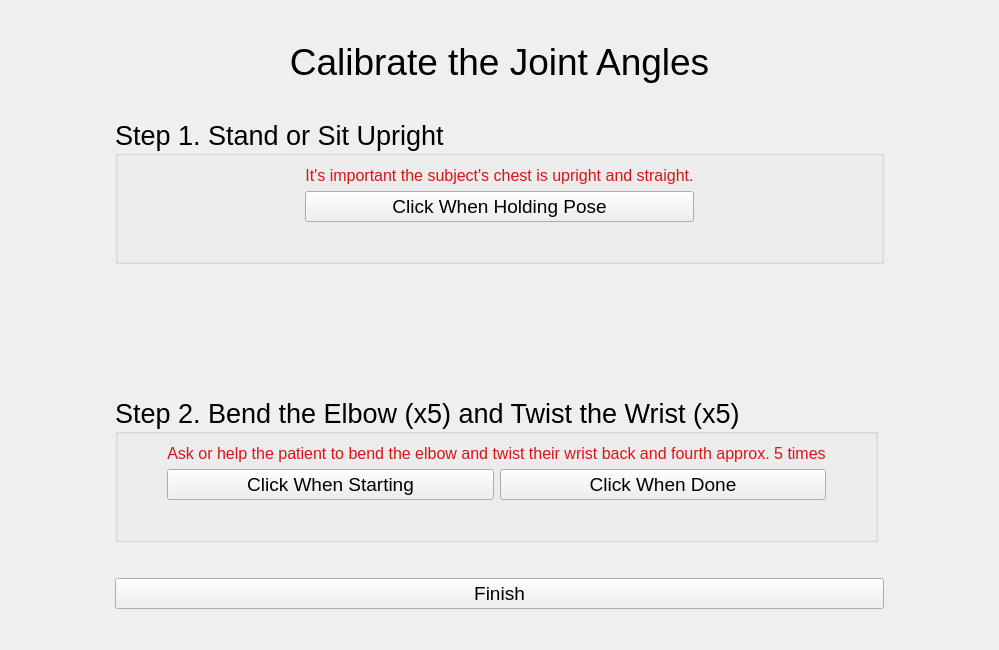
Above: LiveDataView/calibration_widget.ui from mmcinnes123/Delsys_GUI_For_Physios before the change. Below: the same form after it.
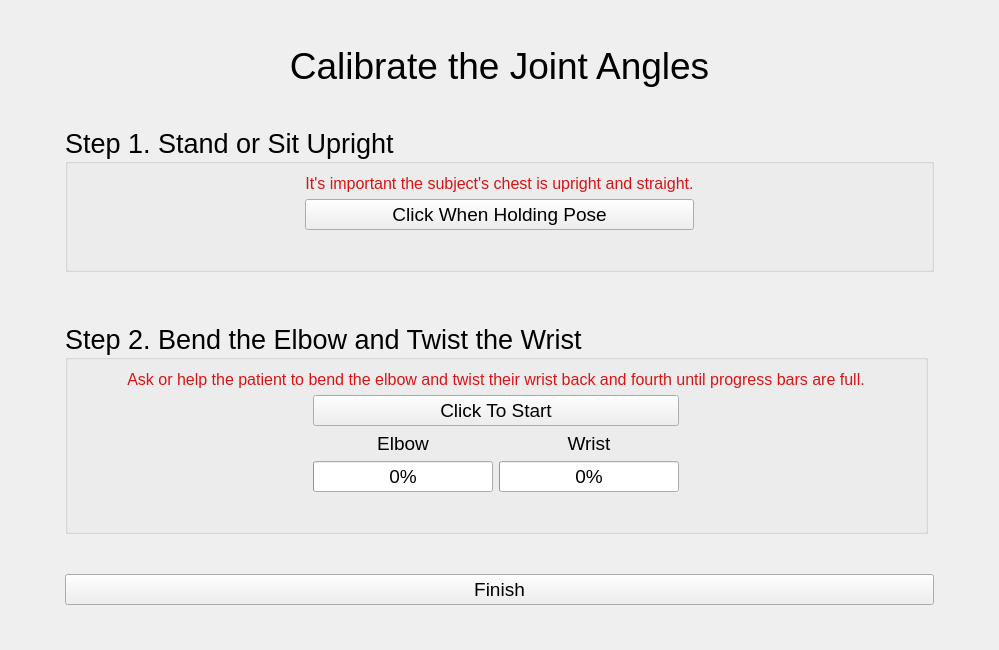
That is the form after the change.

Commit message: Removed constraint for el flex/ext, pro/sup, and int/ext rot so that they aren't set to none in certain states, so that vis of blue line is always there.

```diff
--- a/LiveDataView/calibration_widget.ui
+++ b/LiveDataView/calibration_widget.ui
@@ -21,7 +21,7 @@
      </property>
      <property name="sizeHint" stdset="0">
       <size>
-       <width>40</width>
+       <width>112</width>
        <height>20</height>
       </size>
      </property>
@@ -144,7 +144,7 @@
             <brush brushstyle="SolidPattern">
              <color alpha="255">
               <red>0</red>
-              <green>220</green>
+              <green>199</green>
               <blue>0</blue>
              </color>
             </brush>
@@ -155,7 +155,7 @@
             <brush brushstyle="SolidPattern">
              <color alpha="255">
               <red>0</red>
-              <green>220</green>
+              <green>199</green>
               <blue>0</blue>
              </color>
             </brush>
@@ -237,7 +237,7 @@
      </property>
      <property name="sizeHint" stdset="0">
       <size>
-       <width>40</width>
+       <width>112</width>
        <height>20</height>
       </size>
      </property>
@@ -251,7 +251,7 @@
      <property name="sizeHint" stdset="0">
       <size>
        <width>670</width>
-       <height>138</height>
+       <height>50</height>
       </size>
      </property>
     </spacer>
@@ -303,10 +303,10 @@
       </font>
      </property>
      <property name="title">
-      <string>Step 2. Bend the Elbow (x5) and Twist the Wrist (x5)</string>
+      <string>Step 2. Bend the Elbow and Twist the Wrist</string>
      </property>
      <layout class="QGridLayout" name="gridLayout_2">
-      <item row="0" column="3">
+      <item row="0" column="5">
        <spacer name="horizontalSpacer_4">
         <property name="orientation">
          <enum>Qt::Horizontal</enum>
@@ -319,6 +319,34 @@
         </property>
        </spacer>
       </item>
+      <item row="1" column="5">
+       <spacer name="horizontalSpacer_8">
+        <property name="orientation">
+         <enum>Qt::Horizontal</enum>
+        </property>
+        <property name="sizeHint" stdset="0">
+         <size>
+          <width>80</width>
+          <height>20</height>
+         </size>
+        </property>
+       </spacer>
+      </item>
+      <item row="2" column="3">
+       <widget class="QLabel" name="label_3">
+        <property name="font">
+         <font>
+          <pointsize>14</pointsize>
+         </font>
+        </property>
+        <property name="text">
+         <string>Wrist</string>
+        </property>
+        <property name="alignment">
+         <set>Qt::AlignCenter</set>
+        </property>
+       </widget>
+      </item>
       <item row="0" column="0">
        <spacer name="horizontalSpacer_3">
         <property name="orientation">
@@ -332,59 +360,32 @@
         </property>
        </spacer>
       </item>
-      <item row="0" column="1" colspan="2">
-       <widget class="QLabel" name="label_5">
-        <property name="palette">
-         <palette>
-          <active>
-           <colorrole role="WindowText">
-            <brush brushstyle="SolidPattern">
-             <color alpha="255">
-              <red>216</red>
-              <green>21</green>
-              <blue>21</blue>
-             </color>
-            </brush>
-           </colorrole>
-          </active>
-          <inactive>
-           <colorrole role="WindowText">
-            <brush brushstyle="SolidPattern">
-             <color alpha="255">
-              <red>216</red>
-              <green>21</green>
-              <blue>21</blue>
-             </color>
-            </brush>
-           </colorrole>
-          </inactive>
-          <disabled>
-           <colorrole role="WindowText">
-            <brush brushstyle="SolidPattern">
-             <color alpha="255">
-              <red>120</red>
-              <green>120</green>
-              <blue>120</blue>
-             </color>
-            </brush>
-           </colorrole>
-          </disabled>
-         </palette>
+      <item row="1" column="1">
+       <spacer name="horizontalSpacer_9">
+        <property name="orientation">
+         <enum>Qt::Horizontal</enum>
         </property>
+        <property name="sizeHint" stdset="0">
+         <size>
+          <width>40</width>
+          <height>20</height>
+         </size>
+        </property>
+       </spacer>
+      </item>
+      <item row="3" column="3">
+       <widget class="QProgressBar" name="wrist_progressBar">
         <property name="font">
          <font>
-          <pointsize>12</pointsize>
+          <pointsize>14</pointsize>
          </font>
         </property>
-        <property name="text">
-         <string>Ask or help the patient to bend the elbow and twist their wrist back and fourth approx. 5 times</string>
-        </property>
-        <property name="alignment">
-         <set>Qt::AlignCenter</set>
+        <property name="value">
+         <number>0</number>
         </property>
        </widget>
       </item>
-      <item row="1" column="1">
+      <item row="1" column="2" colspan="2">
        <widget class="QPushButton" name="calmove_startButton">
         <property name="font">
          <font>
@@ -392,23 +393,24 @@
          </font>
         </property>
         <property name="text">
-         <string>Click When Starting</string>
+         <string>Click To Start</string>
         </property>
        </widget>
       </item>
-      <item row="1" column="2">
-       <widget class="QPushButton" name="calmove_endButton">
-        <property name="font">
-         <font>
-          <pointsize>14</pointsize>
-         </font>
+      <item row="1" column="0">
+       <spacer name="horizontalSpacer_7">
+        <property name="orientation">
+         <enum>Qt::Horizontal</enum>
         </property>
-        <property name="text">
-         <string>Click When Done</string>
+        <property name="sizeHint" stdset="0">
+         <size>
+          <width>80</width>
+          <height>20</height>
+         </size>
         </property>
-       </widget>
+       </spacer>
       </item>
-      <item row="2" column="1" colspan="2">
+      <item row="4" column="2" colspan="2">
        <widget class="QLabel" name="move_statusMessage">
         <property name="palette">
          <palette>
@@ -417,7 +419,7 @@
             <brush brushstyle="SolidPattern">
              <color alpha="255">
               <red>0</red>
-              <green>220</green>
+              <green>199</green>
               <blue>0</blue>
              </color>
             </brush>
@@ -428,7 +430,7 @@
             <brush brushstyle="SolidPattern">
              <color alpha="255">
               <red>0</red>
-              <green>220</green>
+              <green>199</green>
               <blue>0</blue>
              </color>
             </brush>
@@ -460,6 +462,98 @@
         </property>
        </widget>
       </item>
+      <item row="3" column="2">
+       <widget class="QProgressBar" name="elbow_progressBar">
+        <property name="font">
+         <font>
+          <pointsize>14</pointsize>
+         </font>
+        </property>
+        <property name="value">
+         <number>0</number>
+        </property>
+       </widget>
+      </item>
+      <item row="2" column="2">
+       <widget class="QLabel" name="label_2">
+        <property name="font">
+         <font>
+          <pointsize>14</pointsize>
+         </font>
+        </property>
+        <property name="text">
+         <string>Elbow</string>
+        </property>
+        <property name="alignment">
+         <set>Qt::AlignCenter</set>
+        </property>
+       </widget>
+      </item>
+      <item row="1" column="4">
+       <spacer name="horizontalSpacer_10">
+        <property name="orientation">
+         <enum>Qt::Horizontal</enum>
+        </property>
+        <property name="sizeHint" stdset="0">
+         <size>
+          <width>40</width>
+          <height>20</height>
+         </size>
+        </property>
+       </spacer>
+      </item>
+      <item row="0" column="1" colspan="4">
+       <widget class="QLabel" name="label_5">
+        <property name="palette">
+         <palette>
+          <active>
+           <colorrole role="WindowText">
+            <brush brushstyle="SolidPattern">
+             <color alpha="255">
+              <red>216</red>
+              <green>21</green>
+              <blue>21</blue>
+             </color>
+            </brush>
+           </colorrole>
+          </active>
+          <inactive>
+           <colorrole role="WindowText">
+            <brush brushstyle="SolidPattern">
+             <color alpha="255">
+              <red>216</red>
+              <green>21</green>
+              <blue>21</blue>
+             </color>
+            </brush>
+           </colorrole>
+          </inactive>
+          <disabled>
+           <colorrole role="WindowText">
+            <brush brushstyle="SolidPattern">
+             <color alpha="255">
+              <red>120</red>
+              <green>120</green>
+              <blue>120</blue>
+             </color>
+            </brush>
+           </colorrole>
+          </disabled>
+         </palette>
+        </property>
+        <property name="font">
+         <font>
+          <pointsize>12</pointsize>
+         </font>
+        </property>
+        <property name="text">
+         <string>Ask or help the patient to bend the elbow and twist their wrist back and fourth until progress bars are full.</string>
+        </property>
+        <property name="alignment">
+         <set>Qt::AlignCenter</set>
+        </property>
+       </widget>
+      </item>
      </layout>
     </widget>
    </item>
```
The commit also changes 2 other files.
